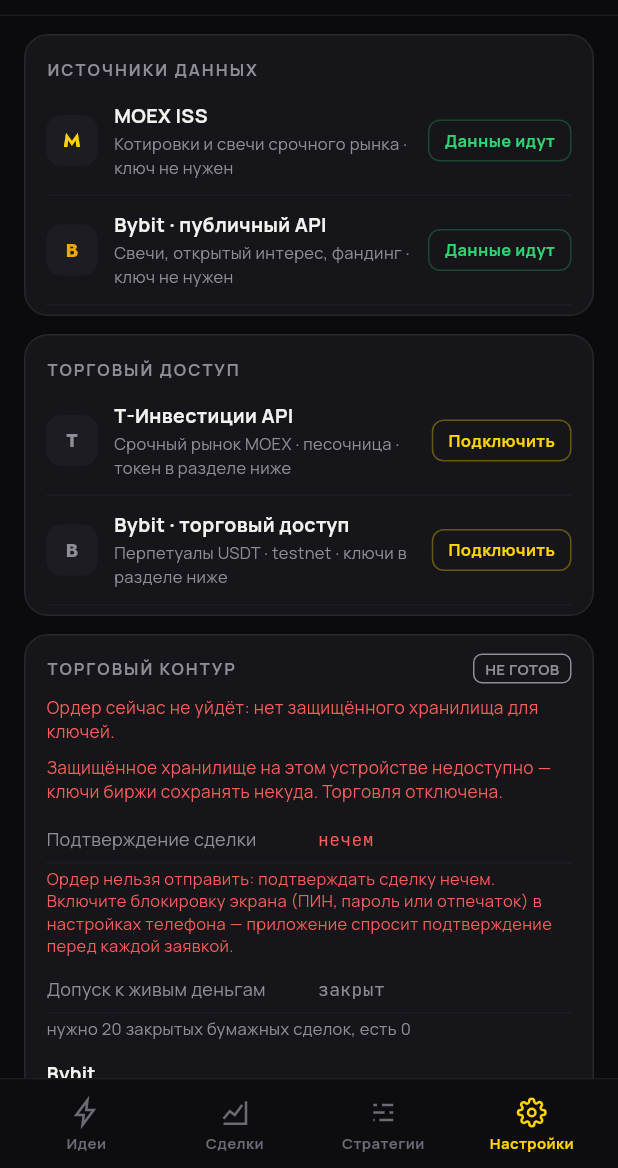
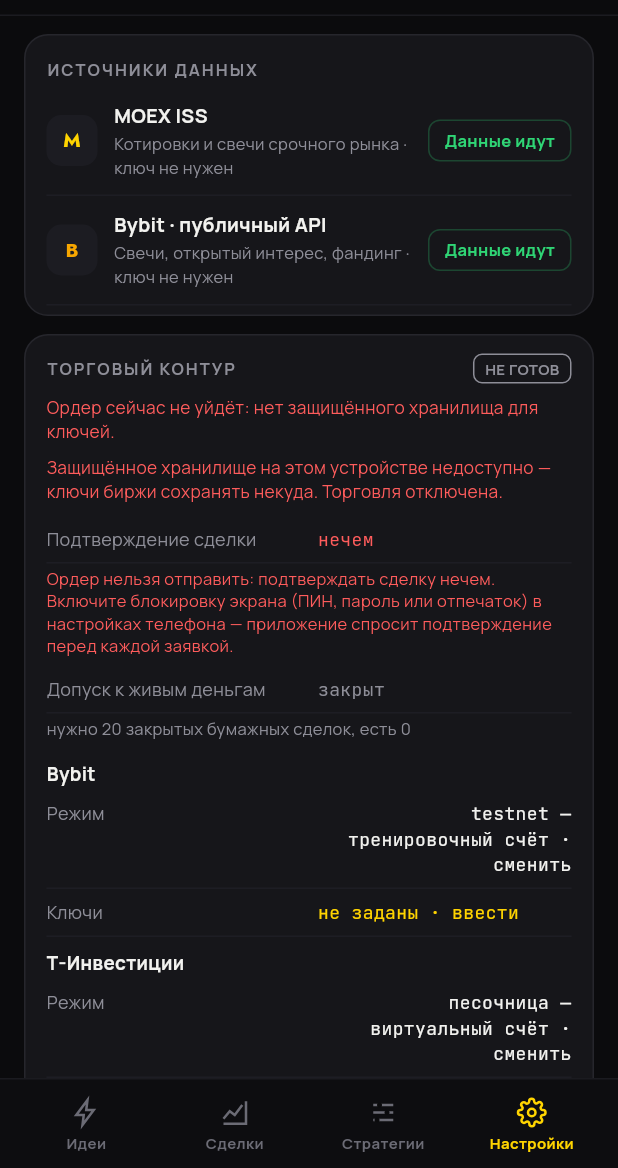
Before and after one commit to compas-psy/signalAI-mobileApp, a Flutter app: the screen it shows after launch, item 4 of the bottom bar chosen, on a phone screen of 412 x 824 dp, the part 68-1236 px from its top. Run offline on Flutter 3.47's test engine with Material 3 defaults, Android fonts, the phone set to English and light mode, and no system bars; network calls fail.

Commit message:
Дубль «Торговый доступ» убран, журнал сделок получает автобэкап
Карточка «Торговый доступ» в настройках осталась от старого макета: её
кнопки «Подключить» никуда не вели, а всё настоящее — режимы, ключи,
проверки — давно живёт в «Торговом контуре». Две витрины одного и того же
не информируют, а запутывают. Источники данных остаются отдельной
карточкой: активный поток котировок и право торговать — разные вещи.

Журнал сделок и настройки теперь включены в автобэкап Android: копия
Google переживает переустановку приложения и переезд на новое устройство.
Форвард-статистика — самое дорогое, что накапливает приложение: именно по
ней открывается допуск к живым деньгам, и терять её вместе с приложением
нельзя. Торговые секреты в копию не попадают: они в Keystore, который не
бэкапится по построению, а их зашифрованные обёртки исключены явно.

Co-Authored-By: Claude Opus 5 <noreply@anthropic.com>
Claude-Session: https://claude.ai/code/session_01UPp3gCuVo3LLjH2jr5YaGn

```diff
--- a/lib/data/local_analysis_repository.dart
+++ b/lib/data/local_analysis_repository.dart
@@ -1337,22 +1337,10 @@ class LocalAnalysisRepository
             accentHex: 0xFFF7A600,
             isDataSource: true,
           ),
-          ExchangeAccount(
-            id: 'tinvest',
-            abbr: 'T',
-            name: 'Т-Инвестиции API',
-            subtitle: 'Срочный рынок MOEX · песочница · токен в разделе ниже',
-            connected: false,
-            accentHex: 0xFF8E8E98,
-          ),
-          ExchangeAccount(
-            id: 'bybit-trade',
-            abbr: 'B',
-            name: 'Bybit · торговый доступ',
-            subtitle: 'Перпетуалы USDT · testnet · ключи в разделе ниже',
-            connected: false,
-            accentHex: 0xFF8E8E98,
-          ),
+          // Торговый доступ здесь намеренно не перечисляется: у него есть
+          // собственная карточка «Торговый контур» с режимами, ключами и
+          // проверками. Вторая витрина с кнопками «Подключить», которые
+          // никуда не ведут, только запутывала.
         ],
         channels: [
           ToggleSetting(
--- a/lib/ui/screens/settings_screen.dart
+++ b/lib/ui/screens/settings_screen.dart
@@ -43,6 +43,9 @@ class SettingsScreen extends StatelessWidget {
                   connectedLabel: 'Данные идут',
                   onConnect: controller.connectExchange,
                 ),
+                // Торговый доступ живёт в «Торговом контуре» — вторая
+                // карточка с теми же площадками только дублировала бы его.
+                if (snapshot.exchanges.any((e) => !e.isDataSource)) ...[
                   const SizedBox(height: 12),
                   _ExchangesCard(
                     title: 'Торговый доступ',
@@ -53,6 +56,7 @@ class SettingsScreen extends StatelessWidget {
                     connectedLabel: 'Подключено',
                     onConnect: controller.connectExchange,
                   ),
+                ],
               ] else
                 _ExchangesCard(
                   title: 'Биржи · API',
```
Also changed, not shown: 3 other files. Lines whose indentation alone changed are shown as unchanged.
